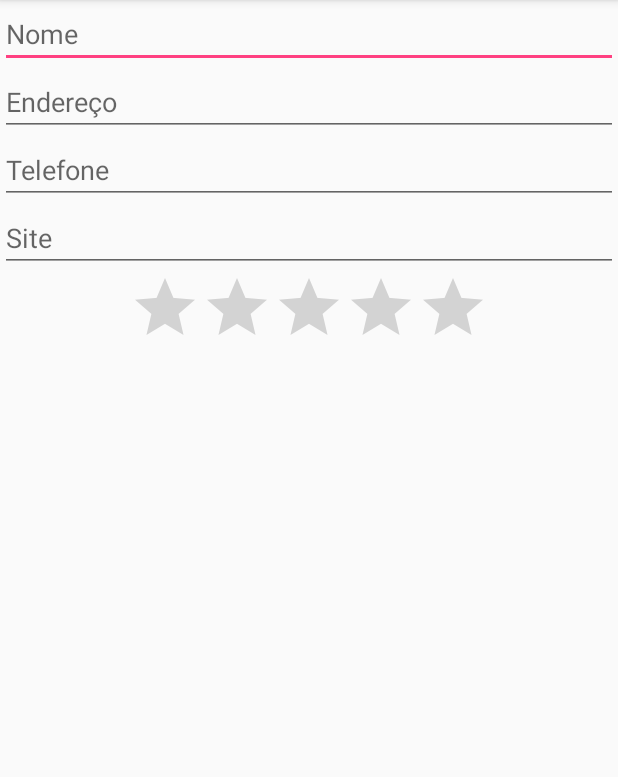
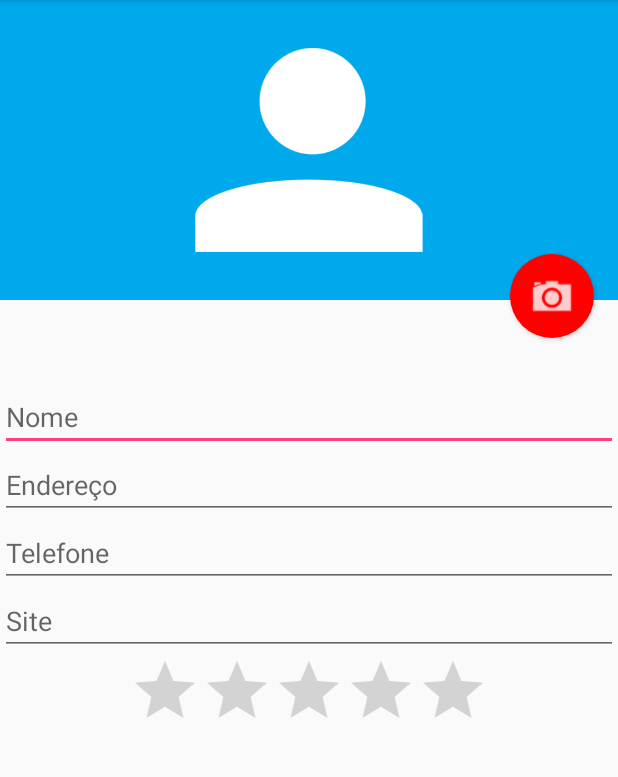
Before and after one commit to renanzinth1/Curso-Android-I-Crie-sua-App-fant-stica-com-Android-Studio, an Android app: the FormularioActivity screen opened directly, with no data from a screen before it, on a phone screen of 412 x 824 dp, the part 84-861 px from its top. Run offline under Robolectric (Android 15) with nearby library versions, the light colour scheme and no system bars.

Commit message:
Alterado a activity_formulario para adicionar um campo para receber a foto do aluno (ImageView) e colocado um botão para receber a ação de chamar a câmera (Button). Criado um xml para personalizar o estilo do botão da câmera.

```diff
--- /dev/null
+++ b/app/src/main/res/drawable-mdpi/fundo_camera.xml
@@ -0,0 +1,14 @@
+<?xml version="1.0" encoding="utf-8"?>
+<layer-list xmlns:android="http://schemas.android.com/apk/res/android">
+    <item>
+        <shape android:shape="oval">
+            <solid android:color="#FF0000"/>
+            <padding android:top="10dp"
+                android:bottom="10dp"
+                android:left="10dp"
+                android:right="10dp" />
+        </shape>
+    </item>
+
+    <item android:drawable="@drawable/ic_camera" />
+</layer-list>
--- a/app/src/main/res/layout/activity_formulario.xml
+++ b/app/src/main/res/layout/activity_formulario.xml
@@ -6,39 +6,62 @@
     <LinearLayout
         android:layout_width="match_parent"
         android:layout_height="match_parent"
-        android:orientation="vertical" >
+        android:orientation="vertical">
+
+        <RelativeLayout
+            android:layout_width="match_parent"
+            android:layout_height="255dp">
+
+            <ImageView
+                android:id="@+id/formulario_foto"
+                android:layout_width="match_parent"
+                android:layout_height="200dp"
+                android:background="#00A8EC"
+                android:src="@drawable/person" />
+
+            <Button
+                android:id="@+id/formulario_botao_foto"
+                android:layout_width="56dp"
+                android:layout_height="56dp"
+                android:layout_alignParentBottom="true"
+                android:layout_alignParentRight="true"
+                android:layout_marginBottom="30dp"
+                android:layout_marginRight="16dp"
+                android:background="@drawable/fundo_camera" />
+
+        </RelativeLayout>
 
         <EditText
+            android:id="@+id/formulario_nome"
             android:layout_width="match_parent"
             android:layout_height="wrap_content"
-            android:hint="Nome"
-            android:id="@+id/formulario_nome" />
+            android:hint="Nome" />
 
         <EditText
+            android:id="@+id/formulario_endereco"
             android:layout_width="match_parent"
             android:layout_height="wrap_content"
-            android:hint="Endereço"
-            android:id="@+id/formulario_endereco" />
+            android:hint="Endereço" />
 
         <EditText
+            android:id="@+id/formulario_telefone"
             android:layout_width="match_parent"
             android:layout_height="wrap_content"
-            android:hint="Telefone"
-            android:id="@+id/formulario_telefone"/>
+            android:hint="Telefone" />
 
         <EditText
+            android:id="@+id/formulario_site"
             android:layout_width="match_parent"
             android:layout_height="wrap_content"
-            android:hint="Site"
-            android:id="@+id/formulario_site" />
+            android:hint="Site" />
 
         <RatingBar
+            android:id="@+id/formulario_nota"
             android:layout_width="wrap_content"
             android:layout_height="wrap_content"
             android:layout_gravity="center"
             android:max="10"
-            android:numStars="5"
-            android:id="@+id/formulario_nota"/>
+            android:numStars="5" />
 
     </LinearLayout>
 </ScrollView>
```
